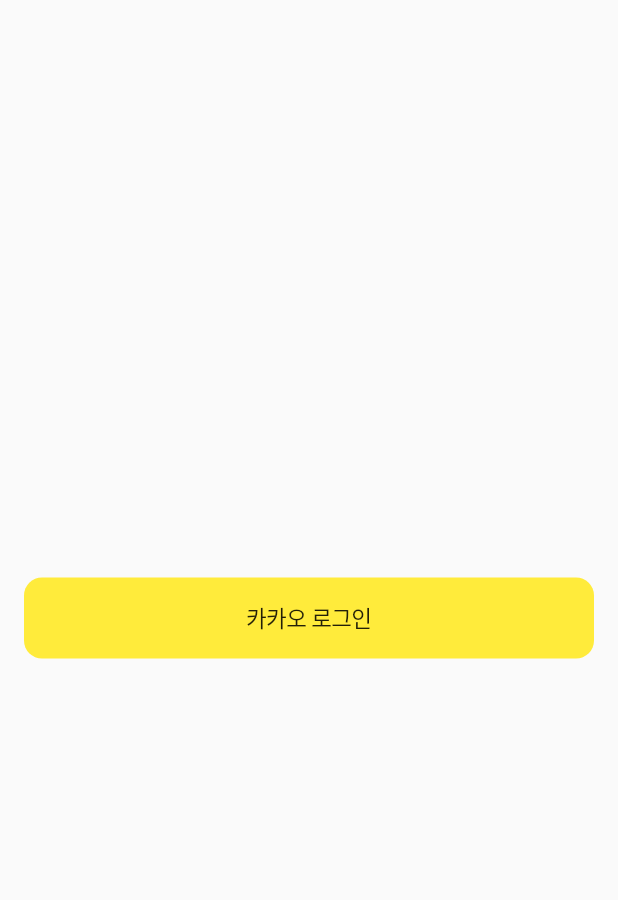
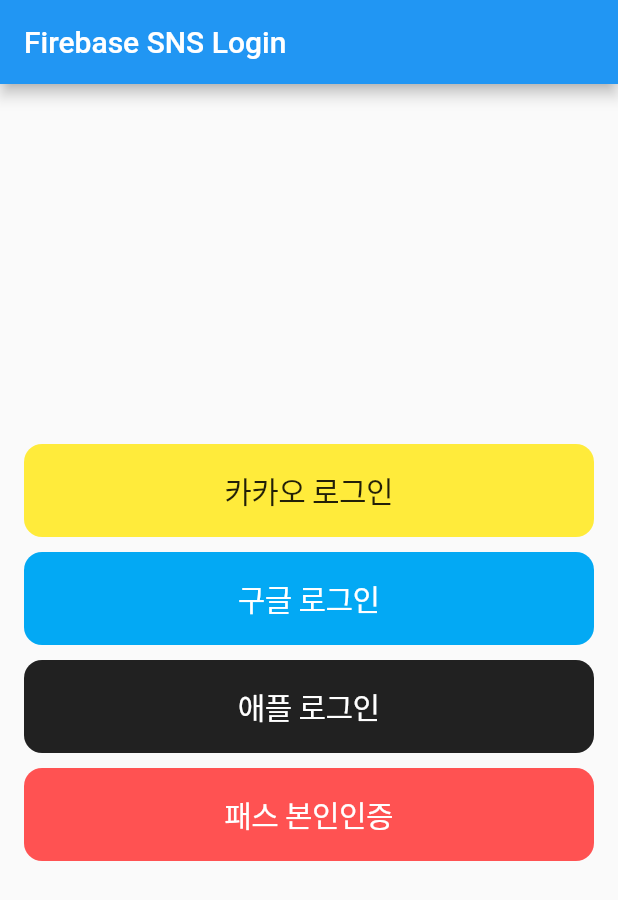
Before and after one commit to romelzen50/socialLogin, a Flutter app: the screen it shows after launch, on a phone screen of 412 x 824 dp. Shown: the top 900 px of the screen. Run offline on Flutter 3.47's test engine with Material 2 defaults, Android fonts, the phone set to English and light mode, and no system bars; our stand-ins replace firebase_core; missing offline and left inert: kakao_flutter_sdk; accounts and stored records are empty.

Commit message:
google login try

```diff
--- a/lib/main.dart
+++ b/lib/main.dart
@@ -3,6 +3,7 @@ import 'package:http/http.dart' as http;
 import 'package:flutter/cupertino.dart';
 import 'package:flutter/material.dart';
 import 'package:kakao_flutter_sdk/kakao_flutter_sdk.dart';
+import 'package:kakao_login_test/src/google_login.dart';
 
 void main() {
   KakaoSdk.init(nativeAppKey: "f1eb0e8d6a8bee12f87ca60a0d160cf7");
@@ -14,109 +15,83 @@ class MyApp extends StatelessWidget {
   Widget build(BuildContext context) {
     return MaterialApp(
       title: 'KakaoLogin',
-      home: KakaoLoginPage(),
+      home: GoogleLogin(),
     );
   }
 }
 
-class KakaoLoginPage extends StatefulWidget {
-  @override
-  _KakaoLoginPageState createState() => _KakaoLoginPageState();
-}
+// class Main extends StatefulWidget {
+//   @override
+//   _MainState createState() => _MainState();
+// }
 
-class _KakaoLoginPageState extends State<KakaoLoginPage> {
-  bool _isInstalled = true;
-
-  _initKaKaoTalkInstalled() async {
-    final installed = await isKakaoTalkInstalled();
-    setState(() {
-      _isInstalled = installed;
-    });
-  }
-
-  @override
-  void initState() {
-    super.initState();
-    _initKaKaoTalkInstalled();
-  }
-
-  void loginButtonClicked() async {
-    try {
-      final authCode = _isInstalled
-          ? await AuthCodeClient.instance.requestWithTalk()
-          : await AuthCodeClient.instance.request(); // via browser
-      // String authCode = await AuthCodeClient.instance.requestWithTalk() // or with KakaoTalk
-      var token = await AuthApi.instance.issueAccessToken(authCode: '');
-
-      var tokenManager = DefaultTokenManager();
-
-      tokenManager.setToken(token);
-      // Store access token in TokenManager for future API requests.
-    } catch (e) {
-      // some error happened during the course of user login... deal with it.
-    }
-  }
-
-  Future<void> _loginButtonPressed() async {
-    String authCode = await AuthCodeClient.instance.request();
-    print(authCode);
-  }
-  // Future<void> _loginWithKakaoApp() async {
-  //   try {
-  //     var code = await AuthCodeClient.instance.requestWithTalk();
-  //     await _issueAccessToken(code);
-  //   } catch (error) {
-  //     print(error.toString());
-  //   }
-  // }
-  //   Future<void> _loginWithWeb() async {
-  //   try {
-  //     var code = await AuthCodeClient.instance.request();
-  //     await _issueAccessToken(code);
-  //   } catch (error) {
-  //     print(error.toString());
-  //   }
-  // }
-  // Future<void> _issueAccessToken(String authCode) async {
-  //   try {
-  //     var token = await AuthApi.instance.issueAccessToken(authCode: '');
-  //     AccessTokenStore.instance.toStore(token);
-  //     final kakaoUrl = Uri.parse('[토큰 전달할 URL]');
-  //     http
-  //     .post(kakaoUrl, body: json.encode({'access_token': token}))
-  //     .then((res) => print(json.decode(res.body)))
-  //     .catchError((e) => print(e.toString()));
-  //     Navigator.pushNamed(context, '/');
-  //   } catch (error) {
-  //     print(error.toString());
-  //   }
-  // }
-
-  @override
-  Widget build(BuildContext context) {
-    return Scaffold(
-      body: SafeArea(
-        minimum: const EdgeInsets.symmetric(horizontal: 16),
-        child: Column(
-          mainAxisAlignment: MainAxisAlignment.center,
-          children: <Widget>[
-            SizedBox(
-              width: MediaQuery.of(context).size.width,
-              child: CupertinoButton(
-                onPressed: _loginButtonPressed,
-                color: Colors.yellow,
-                child: Text(
-                  '카카오 로그인',
-                  style: TextStyle(
-                    fontSize: 15,
-                    color: Colors.black87,
-                  ),
-                ),
-              ),
-            ),
-          ],
-        ),
-      ),
-    );
-  }
-}
+// class _MainState extends State<Main> {
+//   @override
+//   Widget build(BuildContext context) {
+//     return Scaffold(
+//       body: SafeArea(
+//         minimum: const EdgeInsets.symmetric(horizontal: 16),
+//         child: Column(
+//           mainAxisAlignment: MainAxisAlignment.center,
+//           children: <Widget>[
+//             const KakaoLogin(),
+//             const SizedBox(height: 10),
+//             SizedBox(
+//               width: MediaQuery.of(context).size.width,
+//               child:
+//               CupertinoButton(
+//                 onPressed: () {
+//                   Navigator.push(
+//                     context,
+//                     MaterialPageRoute(
+//                       builder: (context) => const GoogleLogin(),
+//                     ),
+//                   );
+//                 },
+//                 color: Colors.lightBlue,
+//                 child: const Text(
+//                   '구글 로그인',
+//                   style: TextStyle(
+//                     fontSize: 20,
+//                     color: Colors.white,
+//                   ),
+//                 ),
+//               ),
+//             ),
+//             const SizedBox(height: 10),
+//             SizedBox(
+//               width: MediaQuery.of(context).size.width,
+//               child: CupertinoButton(
+//                 onPressed: () {},
+//                 color: Colors.black87,
+//                 child: const Text(
+//                   '애플 로그인',
+//                   style: TextStyle(
+//                     fontSize: 20,
+//                     color: Colors.white,
+//                   ),
+//                 ),
+//               ),
+//             ),
+//             const SizedBox(height: 10),
+//             SizedBox(
+//               width: MediaQuery.of(context).size.width,
+//               child: CupertinoButton(
+//                 onPressed: () {},
+//                 color: Colors.redAccent,
+//                 child: const Text(
+//                   '패스 본인인증',
+//                   style: TextStyle(
+//                     fontSize: 20,
+//                     color: Colors.white,
+//                   ),
+//                 ),
+//               ),
+//             ),
+//             const SizedBox(height: 10),
+//           ],
+//         ),
+//       ),
+//     );
+//   }
+// }
--- /dev/null
+++ b/lib/src/google_login.dart
@@ -0,0 +1,26 @@
+import 'package:firebase_core/firebase_core.dart';
+import 'package:flutter/material.dart';
+import 'package:kakao_login_test/main.dart';
+import 'package:kakao_login_test/src/pages/home.dart';
+
+class GoogleLogin extends StatelessWidget {
+  const GoogleLogin({Key? key}) : super(key: key);
+
+  @override
+  Widget build(BuildContext context) {
+    return FutureBuilder(
+      future: Firebase.initializeApp(),
+      builder: (context, snapshot) {
+        if (snapshot.hasError) {
+          return const Center(
+            child: Text(' Firebase load fail'),
+          );
+        }
+        if (snapshot.connectionState == ConnectionState.done) {
+          return Home();
+        }
+        return CircularProgressIndicator();
+      },
+    );
+  }
+}
--- /dev/null
+++ b/lib/src/pages/home.dart
@@ -0,0 +1,79 @@
+import 'package:flutter/cupertino.dart';
+import 'package:flutter/material.dart';
+import 'package:kakao_login_test/src/google_login.dart';
+import 'package:kakao_login_test/src/pages/kakao_login.dart';
+
+class Home extends StatelessWidget {
+  const Home({Key? key}) : super(key: key);
+
+  @override
+  Widget build(BuildContext context) {
+    return Scaffold(
+      appBar: AppBar(
+        title: Text('Firebase SNS Login'),
+      ),
+      body: SafeArea(
+        minimum: const EdgeInsets.symmetric(horizontal: 16),
+        child: Column(
+          mainAxisAlignment: MainAxisAlignment.center,
+          children: <Widget>[
+            const KakaoLogin(),
+            const SizedBox(height: 10),
+            SizedBox(
+              width: MediaQuery.of(context).size.width,
+              child: CupertinoButton(
+                onPressed: () {
+                  Navigator.push(
+                    context,
+                    MaterialPageRoute(
+                      builder: (context) => const GoogleLogin(),
+                    ),
+                  );
+                },
+                color: Colors.lightBlue,
+                child: const Text(
+                  '구글 로그인',
+                  style: TextStyle(
+                    fontSize: 20,
+                    color: Colors.white,
+                  ),
+                ),
+              ),
+            ),
+            const SizedBox(height: 10),
+            SizedBox(
+              width: MediaQuery.of(context).size.width,
+              child: CupertinoButton(
+                onPressed: () {},
+                color: Colors.black87,
+                child: const Text(
+                  '애플 로그인',
+                  style: TextStyle(
+                    fontSize: 20,
+                    color: Colors.white,
+                  ),
+                ),
+              ),
+            ),
+            const SizedBox(height: 10),
+            SizedBox(
+              width: MediaQuery.of(context).size.width,
+              child: CupertinoButton(
+                onPressed: () {},
+                color: Colors.redAccent,
+                child: const Text(
+                  '패스 본인인증',
+                  style: TextStyle(
+                    fontSize: 20,
+                    color: Colors.white,
+                  ),
+                ),
+              ),
+            ),
+            const SizedBox(height: 10),
+          ],
+        ),
+      ),
+    );
+  }
+}
--- /dev/null
+++ b/lib/src/pages/kakao_login.dart
@@ -0,0 +1,97 @@
+import 'package:flutter/cupertino.dart';
+import 'package:flutter/material.dart';
+import 'package:kakao_flutter_sdk/kakao_flutter_sdk.dart';
+
+class KakaoLogin extends StatefulWidget {
+  const KakaoLogin({Key? key}) : super(key: key);
+
+  @override
+  State<KakaoLogin> createState() => _KakaoLoginState();
+}
+
+class _KakaoLoginState extends State<KakaoLogin> {
+  bool _isInstalled = true;
+
+  _initKaKaoTalkInstalled() async {
+    final installed = await isKakaoTalkInstalled();
+    setState(() {
+      _isInstalled = installed;
+    });
+  }
+
+  @override
+  void initState() {
+    super.initState();
+    _initKaKaoTalkInstalled();
+  }
+
+  void loginButtonClicked() async {
+    try {
+      final authCode = _isInstalled
+          ? await AuthCodeClient.instance.requestWithTalk()
+          : await AuthCodeClient.instance.request(); // via browser
+      // String authCode = await AuthCodeClient.instance.requestWithTalk() // or with KakaoTalk
+      var token = await AuthApi.instance.issueAccessToken(authCode: '');
+
+      var tokenManager = DefaultTokenManager();
+
+      tokenManager.setToken(token);
+      // Store access token in TokenManager for future API requests.
+    } catch (e) {
+      // some error happened during the course of user login... deal with it.
+    }
+  }
+
+  Future<void> _loginButtonPressed() async {
+    String authCode = await AuthCodeClient.instance.request();
+    print(authCode);
+  }
+  // Future<void> _loginWithKakaoApp() async {
+  //   try {
+  //     var code = await AuthCodeClient.instance.requestWithTalk();
+  //     await _issueAccessToken(code);
+  //   } catch (error) {
+  //     print(error.toString());
+  //   }
+  // }
+  //   Future<void> _loginWithWeb() async {
+  //   try {
+  //     var code = await AuthCodeClient.instance.request();
+  //     await _issueAccessToken(code);
+  //   } catch (error) {
+  //     print(error.toString());
+  //   }
+  // }
+  // Future<void> _issueAccessToken(String authCode) async {
+  //   try {
+  //     var token = await AuthApi.instance.issueAccessToken(authCode: '');
+  //     AccessTokenStore.instance.toStore(token);
+  //     final kakaoUrl = Uri.parse('[토큰 전달할 URL]');
+  //     http
+  //     .post(kakaoUrl, body: json.encode({'access_token': token}))
+  //     .then((res) => print(json.decode(res.body)))
+  //     .catchError((e) => print(e.toString()));
+  //     Navigator.pushNamed(context, '/');
+  //   } catch (error) {
+  //     print(error.toString());
+  //   }
+  // }
+
+  @override
+  Widget build(BuildContext context) {
+    return SizedBox(
+      width: MediaQuery.of(context).size.width,
+      child: CupertinoButton(
+        onPressed: _loginButtonPressed,
+        color: Colors.yellow,
+        child: const Text(
+          '카카오 로그인',
+          style: TextStyle(
+            fontSize: 20,
+            color: Colors.black87,
+          ),
+        ),
+      ),
+    );
+  }
+}
--- a/pubspec.yaml
+++ b/pubspec.yaml
@@ -36,6 +36,10 @@ dependencies:
   cupertino_icons: ^1.0.2
   kakao_flutter_sdk: ^1.1.1
   http: ^0.13.4
+  firebase_core: ^1.17.0
+  firebase_auth: ^3.3.18
+  firebase_auth_oauth: ^1.2.0
+  google_sign_in: ^5.3.1
 
 dev_dependencies:
   flutter_test:
```
Also changed, not shown: pubspec.lock, 10 other files.
